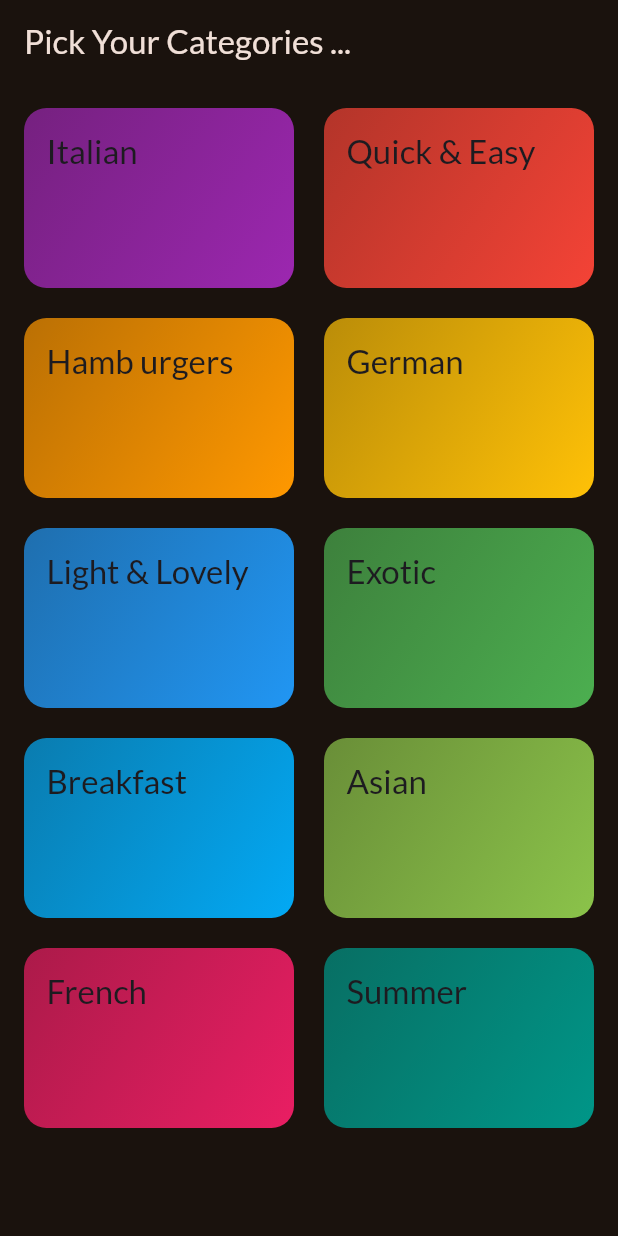
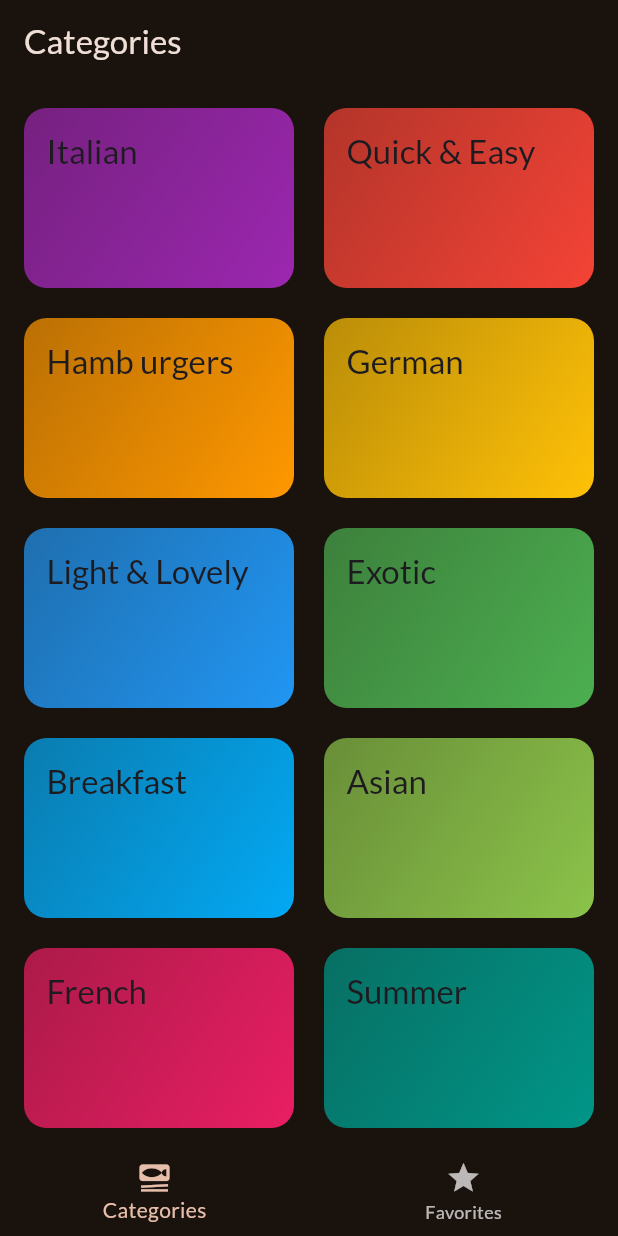
Before and after one commit to Avinash174/Meal, a Flutter app: the screen it shows after launch, on a phone screen of 412 x 824 dp. Run offline on Flutter 3.47's test engine with Material 3 defaults, Android fonts, the phone set to English and light mode, and no system bars; our stand-ins replace google_fonts, transparent_image.

Commit message:
new changes done

```diff
--- a/lib/main.dart
+++ b/lib/main.dart
@@ -1,9 +1,6 @@
 import 'package:flutter/material.dart';
-
 import 'package:google_fonts/google_fonts.dart';
-import 'package:meal_app/data/dummy_data.dart';
-import 'package:meal_app/screens/categories.dart';
-import 'package:meal_app/screens/meals.dart';
+import 'package:meal_app/screens/tabs.dart';
 
 final theme = ThemeData(
   useMaterial3: true,
@@ -26,7 +23,7 @@ class App extends StatelessWidget {
     return MaterialApp(
       debugShowCheckedModeBanner: false,
       theme: theme,
-      home: CategoriesScreen(),
+      home: TabsScree(),
     ); // Todo ...,
   }
 }
--- a/lib/screens/categories.dart
+++ b/lib/screens/categories.dart
@@ -30,9 +30,7 @@ class CategoriesScreen extends StatelessWidget {
 
   @override
   Widget build(BuildContext context) {
-    return Scaffold(
-      appBar: AppBar(title: const Text('Pick Your Categories ...')),
-      body: GridView(
+    return GridView(
       padding: const EdgeInsets.all(16),
       gridDelegate: const SliverGridDelegateWithFixedCrossAxisCount(
         crossAxisCount: 2,
@@ -49,7 +47,6 @@ class CategoriesScreen extends StatelessWidget {
             },
           ),
       ],
-      ),
     );
   }
 }
--- /dev/null
+++ b/lib/screens/tabs.dart
@@ -0,0 +1,45 @@
+import 'package:flutter/material.dart';
+import 'package:meal_app/data/dummy_data.dart';
+import 'package:meal_app/screens/categories.dart';
+import 'package:meal_app/screens/meals.dart';
+
+class TabsScree extends StatefulWidget {
+  const TabsScree({super.key});
+
+  @override
+  State<TabsScree> createState() => _TabsScreeState();
+}
+
+class _TabsScreeState extends State<TabsScree> {
+  int _selectedPageIndex = 0;
+
+  var activePageTitle = 'Categories';
+
+  void _selectPage(int index) {
+    setState(() {
+      _selectedPageIndex = index;
+    });
+  }
+
+  @override
+  Widget build(BuildContext context) {
+    Widget actvepage = CategoriesScreen();
+    if (_selectedPageIndex == 1) {
+      actvepage = MealsScreen(meals: [], selectMeal: (ctx, meal) {});
+    }
+    return Scaffold(
+      appBar: AppBar(title: Text(activePageTitle)),
+      body: actvepage,
+      bottomNavigationBar: BottomNavigationBar(
+        onTap: _selectPage,
+        items: [
+          BottomNavigationBarItem(
+            icon: Icon(Icons.set_meal),
+            label: 'Categories',
+          ),
+          BottomNavigationBarItem(icon: Icon(Icons.star), label: 'Favorites'),
+        ],
+      ),
+    );
+  }
+}
```
Also changed, not shown: lib/screens/meal_details.dart (+50 -5 lines), lib/screens/meals.dart (+6 -4 lines). Lines whose indentation alone changed are shown as unchanged.
